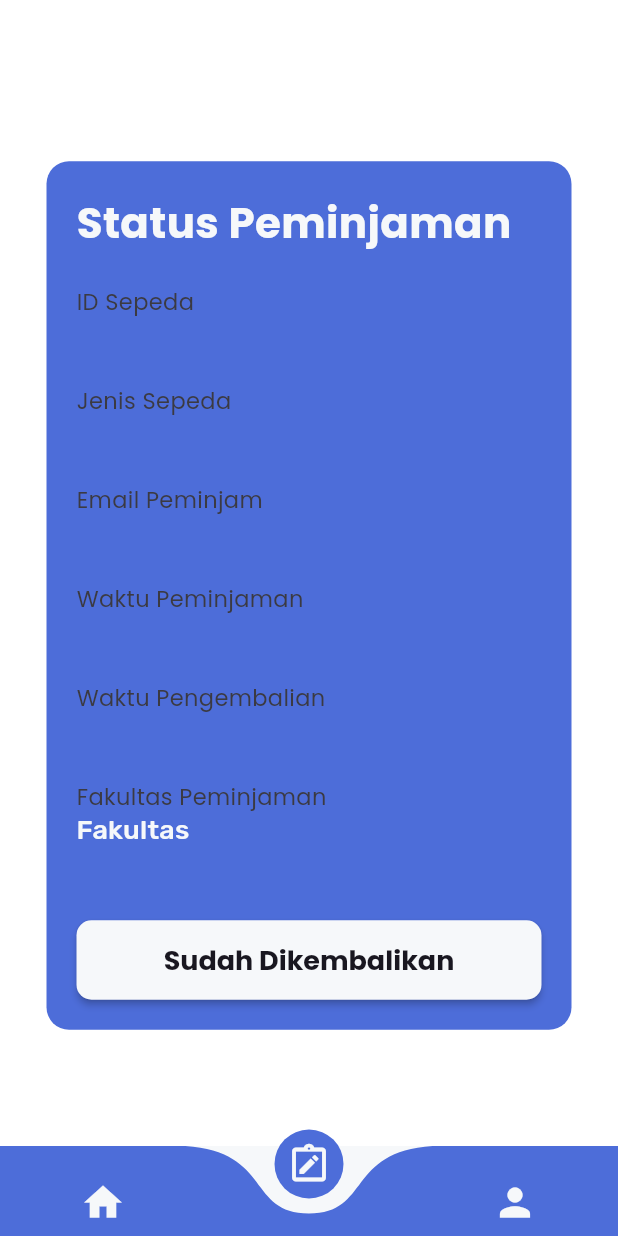
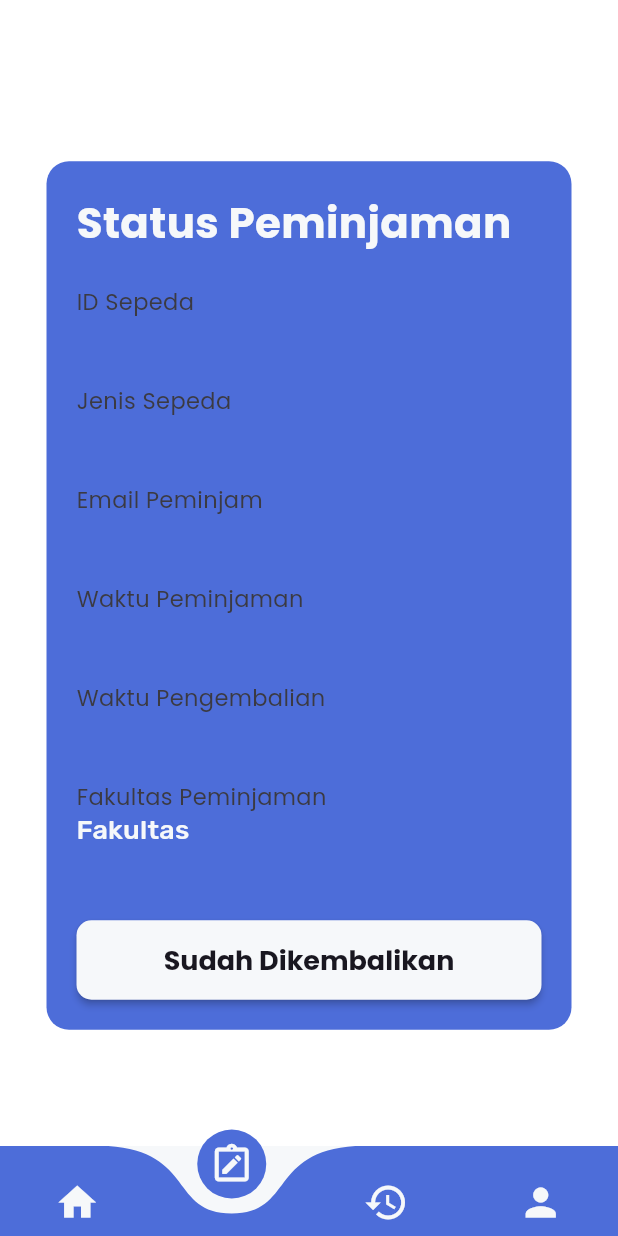
Before and after one commit to fionayovita/UniBike, a Flutter app: the HomePage screen opened by its route, item 2 of the bottom bar chosen, after a tap on "Sudah Dikembalikan", on a phone screen of 412 x 824 dp. Run offline on Flutter 3.47's test engine with Material 2 defaults, Android fonts, the phone set to English and light mode, and no system bars; drawn by our look-alikes of curved_navigation_bar; our stand-ins replace cloud_firestore, firebase_auth, firebase_core, firebase_storage, flutter_local_notifications, google_fonts and 3 more; missing offline and left inert: android_alarm_manager; accounts and stored records are empty.

```diff
--- a/lib/common/router.dart
+++ b/lib/common/router.dart
@@ -1,5 +1,6 @@
 import 'package:flutter/material.dart';
 import 'package:unibike/ui/bike_detail_page.dart';
+import 'package:unibike/ui/history_peminjaman_page.dart';
 import 'package:unibike/ui/home_page.dart';
 import 'package:unibike/ui/login_page.dart';
 import 'package:unibike/ui/main_page.dart';
@@ -24,6 +25,8 @@ class RouterHelper {
         return MaterialPageRoute(builder: (_) => StatusPinjamPage());
       case ProfilePage.routeName:
         return MaterialPageRoute(builder: (_) => ProfilePage());
+      case HistoryPeminjamanPage.routeName:
+        return MaterialPageRoute(builder: (_) => HistoryPeminjamanPage());
       case MainPage.routeName:
         return MaterialPageRoute(builder: (_) => MainPage());
       case BikeDetailPage.routeName:
--- a/lib/common/styles.dart
+++ b/lib/common/styles.dart
@@ -21,17 +21,11 @@ final TextTheme myTextTheme = TextTheme(
       letterSpacing: 0.25,
       color: darkPrimaryColor),
   headline3: GoogleFonts.poppins(
-      fontSize: 23,
-      fontWeight: FontWeight.bold,
-      color: primaryColor),
+      fontSize: 23, fontWeight: FontWeight.bold, color: primaryColor),
   headline4: GoogleFonts.poppins(
-      fontSize: 21,
-      fontWeight: FontWeight.bold,
-      color: primaryColor),
+      fontSize: 21, fontWeight: FontWeight.bold, color: primaryColor),
   headline5: GoogleFonts.poppins(
-      fontSize: 18,
-      fontWeight: FontWeight.bold,
-      color: darkPrimaryColor),
+      fontSize: 18, fontWeight: FontWeight.bold, color: darkPrimaryColor),
   headline6: GoogleFonts.rubik(
       fontSize: 18,
       fontWeight: FontWeight.w500,
@@ -62,6 +56,10 @@ final TextTheme myTextTheme = TextTheme(
 final themeData = ThemeData(
   textTheme: myTextTheme,
   primaryColor: primaryColor,
+  appBarTheme: AppBarTheme(
+    color: primaryColor,
+    elevation: 0,
+  ),
   colorScheme: ColorScheme.fromSwatch().copyWith(secondary: secondaryColor),
   scaffoldBackgroundColor: Colors.white,
   visualDensity: VisualDensity.adaptivePlatformDensity,
--- a/lib/ui/home_page.dart
+++ b/lib/ui/home_page.dart
@@ -2,6 +2,7 @@ import 'package:curved_navigation_bar/curved_navigation_bar.dart';
 import 'package:flutter/cupertino.dart';
 import 'package:flutter/material.dart';
 import 'package:unibike/common/styles.dart';
+import 'package:unibike/ui/history_peminjaman_page.dart';
 import 'package:unibike/ui/main_page.dart';
 import 'package:unibike/ui/profile_page.dart';
 import 'package:unibike/ui/status_pinjam_page.dart';
@@ -20,6 +21,7 @@ class _HomePageState extends State<HomePage> {
   List<Widget> _listPages() => [
         MainPage(),
         StatusPinjamPage(),
+        HistoryPeminjamanPage(),
         ProfilePage(),
       ];
 
@@ -44,6 +46,11 @@ class _HomePageState extends State<HomePage> {
             color: primaryColor,
           ),
           Icon(
+            Icons.history,
+            size: 30,
+            color: primaryColor,
+          ),
+          Icon(
             Icons.person_sharp,
             size: 30,
             color: primaryColor,
--- a/lib/ui/status_pinjam_page.dart
+++ b/lib/ui/status_pinjam_page.dart
@@ -2,6 +2,7 @@ import 'package:cloud_firestore/cloud_firestore.dart';
 import 'package:firebase_auth/firebase_auth.dart';
 import 'package:flutter/cupertino.dart';
 import 'package:flutter/material.dart';
+import 'package:intl/intl.dart';
 import 'package:provider/provider.dart';
 import 'package:unibike/common/styles.dart';
 import 'package:unibike/provider/alarm_provider.dart';
@@ -17,7 +18,6 @@ class StatusPinjamPage extends StatefulWidget {
 
 class _StatusPinjamPageState extends State<StatusPinjamPage> {
   final firebase = FirebaseAuth.instance;
-
   final firestore = FirebaseFirestore.instance;
   bool statusPinjam = false;
 
@@ -172,6 +172,28 @@ class _StatusPinjamPageState extends State<StatusPinjamPage> {
                               setState(() {
                                 statusPinjam = false;
                               });
+
+                              var waktuKembali = DateTime.now();
+                              String dateFormatKembali =
+                                  DateFormat('EEE d MMM, hh:mm a')
+                                      .format(waktuKembali);
+
+                              firestore
+                                  .collection('history_peminjaman')
+                                  .doc(firebase.currentUser?.uid)
+                                  .collection('user_history')
+                                  .doc()
+                                  .set(
+                                {
+                                  'id_sepeda': data['id_sepeda'],
+                                  'jenis_sepeda': data['jenis_sepeda'],
+                                  'email_peminjam': data['email_peminjam'],
+                                  'waktu_pinjam': data['waktu_pinjam'],
+                                  'waktu_kembali': dateFormatKembali,
+                                  'fakultas': data['fakultas']
+                                },
+                              );
+
                               firestore
                                   .collection('data_peminjaman')
                                   .doc(firebase.currentUser?.uid)
@@ -183,8 +205,6 @@ class _StatusPinjamPageState extends State<StatusPinjamPage> {
 
                               scheduled.scheduledNews(false);
                               provider.enableAlarm(false);
-
-
                             },
                           );
                         },
```
Also changed, not shown: lib/ui/history_peminjaman_page.dart (added, +63 -0 lines), lib/ui/main_page.dart (+6 -12 lines), lib/widgets/card_history.dart (added, +50 -0 lines).
